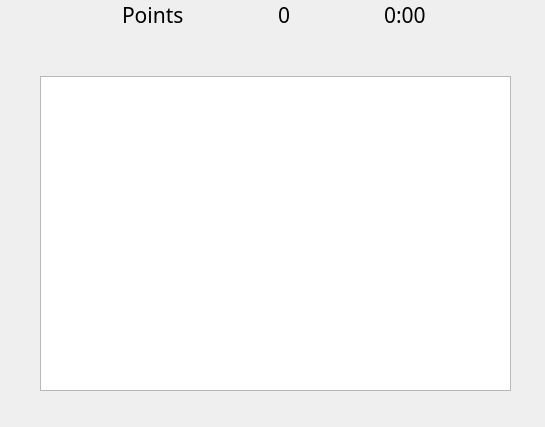
First picture: the form in src/Memory/memory.ui, repository Klaasibub/Evo, before the edit.
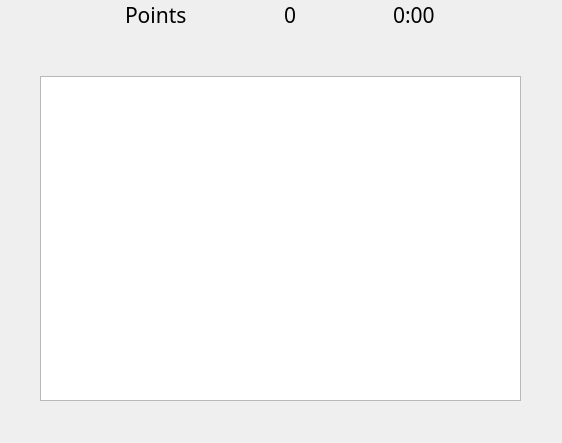
Second picture: the form after the edit.

Commit message: Created table of records for Memory game.

What changed in the file:
```diff
--- a/src/Memory/memory.ui
+++ b/src/Memory/memory.ui
@@ -6,8 +6,8 @@
    <rect>
     <x>0</x>
     <y>0</y>
-    <width>545</width>
-    <height>427</height>
+    <width>562</width>
+    <height>443</height>
    </rect>
   </property>
   <property name="windowTitle">
@@ -18,8 +18,8 @@
     <rect>
      <x>0</x>
      <y>0</y>
-     <width>551</width>
-     <height>431</height>
+     <width>561</width>
+     <height>441</height>
     </rect>
    </property>
    <layout class="QGridLayout" name="gameLayer">
```
Left out of the diff: 12 changed lines with no effect on the pictures. The commit also changes 3 other files.
